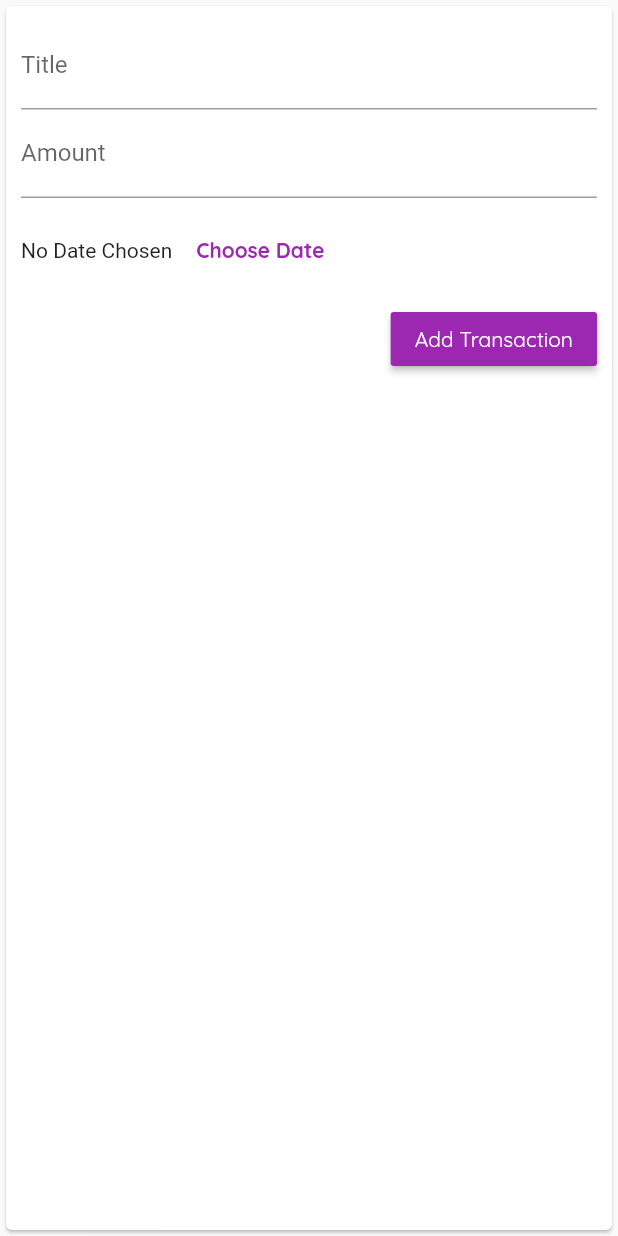
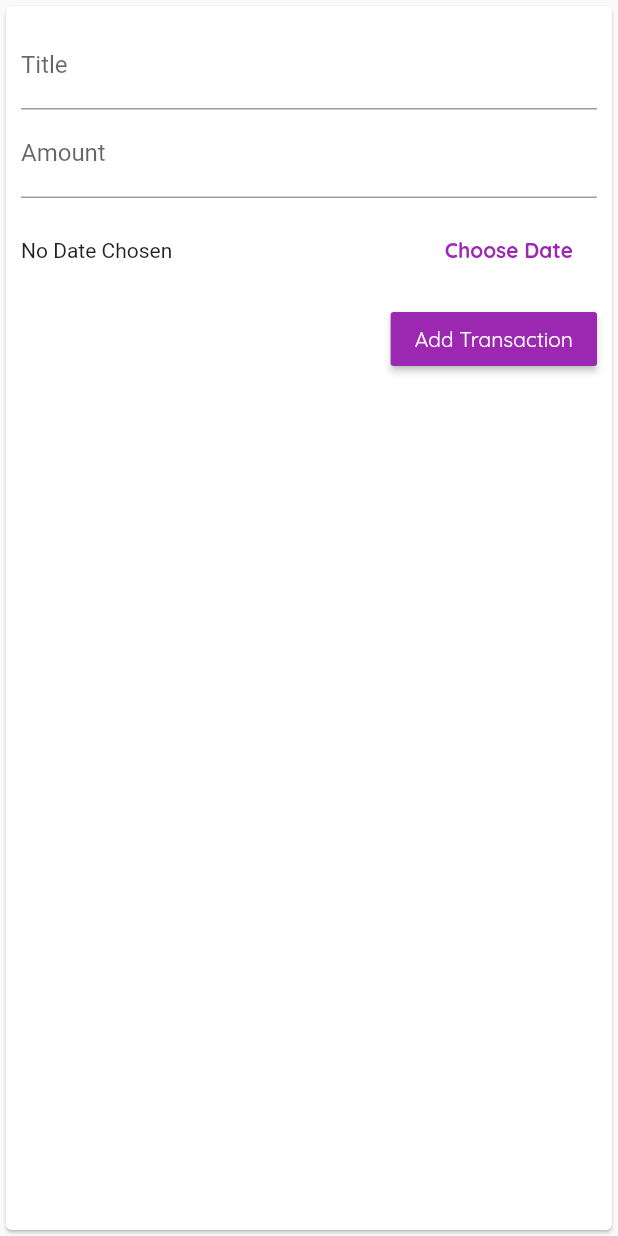
Before and after one commit to OakRaven/PersonalExpeseApp, a Flutter app: the NewTransaction widget shown alone on an empty page, opened directly with empty values, after a tap on "Add Transaction", on a phone screen of 412 x 824 dp. Run offline on Flutter 3.47's test engine with Material 2 defaults, Android fonts, the phone set to English and light mode, and no system bars.

Commit message:
Completed lesson 109

```diff
--- a/lib/widgets/new_transaction.dart
+++ b/lib/widgets/new_transaction.dart
@@ -17,7 +17,7 @@ class _NewTransactionState extends State<NewTransaction> {
 
   void _submitTransaction() {
     var enteredTitle = titleController.text;
-    var enteredAmount = double.parse(amountController.text);
+    var enteredAmount = double.tryParse(amountController.text);
 
     if (enteredTitle.isEmpty || enteredAmount <= 0 || _selectedDate == null) {
       return;
@@ -70,9 +70,13 @@ class _NewTransactionState extends State<NewTransaction> {
               height: 70,
               child: Row(
                 children: <Widget>[
-                  _selectedDate == null
-                      ? Text('No Date Chosen')
-                      : Text(DateFormat.yMMMMd().format(_selectedDate)),
+                  Expanded(
+                    child: Text(
+                      _selectedDate == null
+                          ? 'No Date Chosen'
+                          : 'Picked date: ${DateFormat.yMMMMd().format(_selectedDate)}',
+                    ),
+                  ),
                   FlatButton(
                     textColor: Theme.of(context).primaryColor,
                     child: Text(
```
